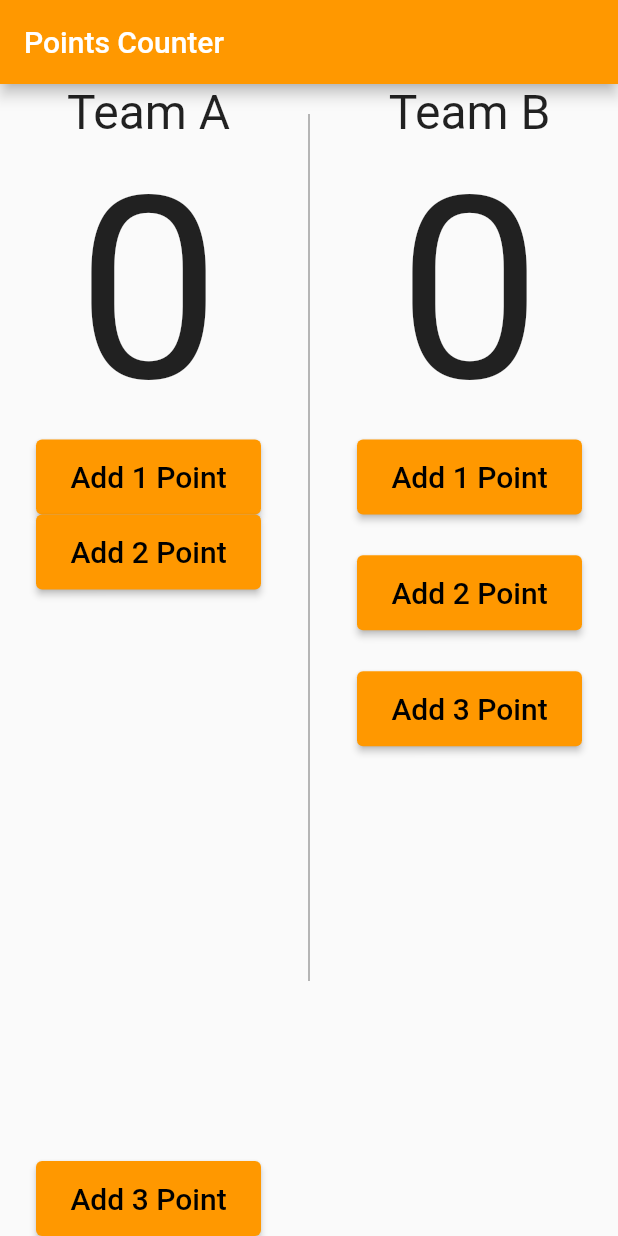
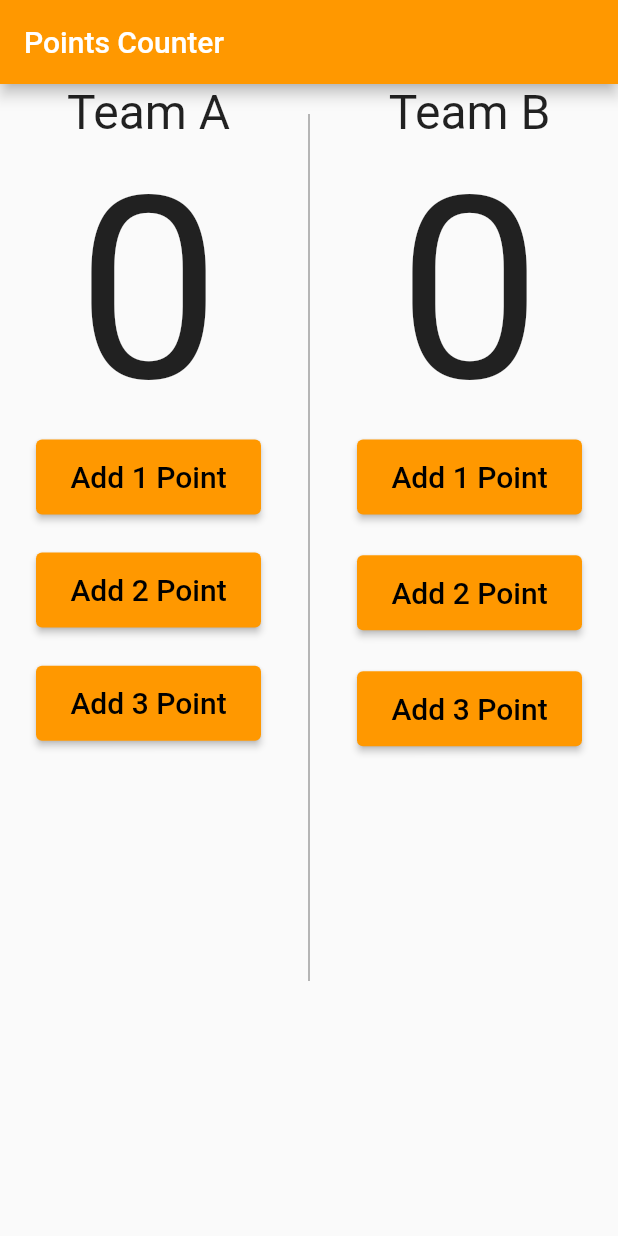
Before and after one commit to alaakorda/Basketball-Points, a Flutter app: the screen it shows after launch, on a phone screen of 412 x 824 dp. Run offline on Flutter 3.47's test engine with Material 2 defaults, Android fonts, the phone set to English and light mode, and no system bars.

Commit message:
update main

```diff
--- a/lib/main.dart
+++ b/lib/main.dart
@@ -32,7 +32,7 @@ class BasketBallPoints extends StatelessWidget {
               child: Text("Add 1 Point",style: TextStyle(color: Colors.black,fontSize: 20),
               ),
               ),
-           //   Spacer(flex: 1,),
+              Spacer(flex: 1,),
               ElevatedButton(
               style: ElevatedButton.styleFrom(
                 primary: Colors.orange,
@@ -52,7 +52,7 @@ class BasketBallPoints extends StatelessWidget {
               child: Text("Add 3 Point",style: TextStyle(color: Colors.black,fontSize: 20),
               ),
               ),
-             // Spacer(flex: 13,),
+              Spacer(flex: 13,),
 
       ],
     ),
```
